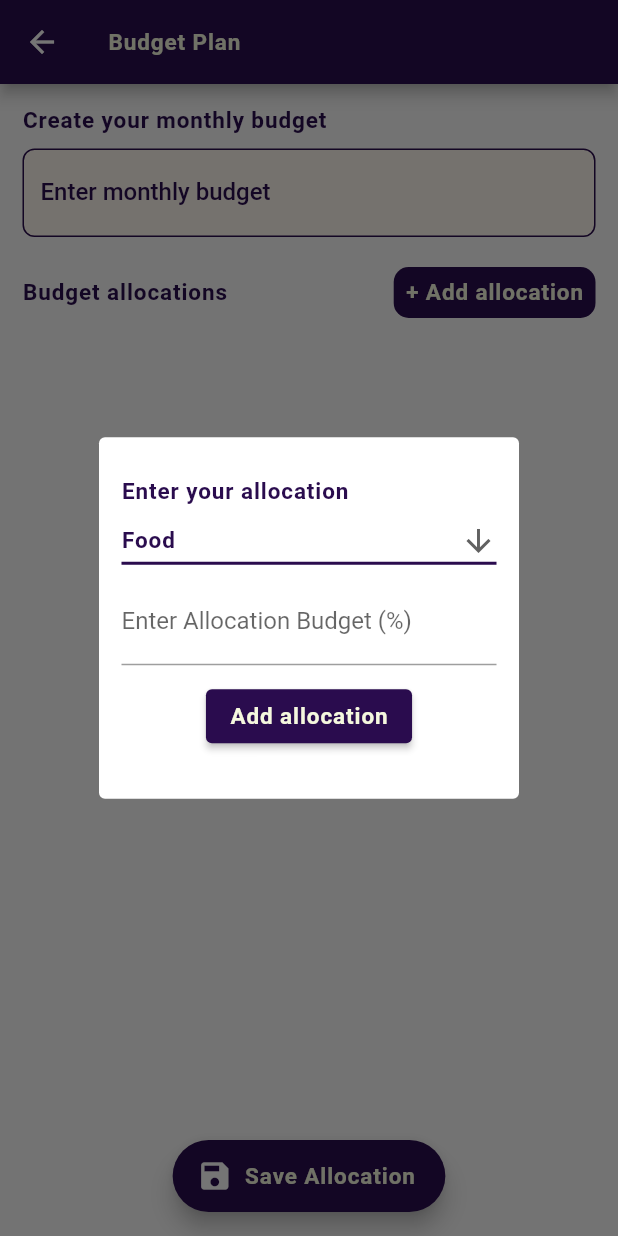
After one commit to surendravj/mManage, a Flutter app: the BudgetPlanningScreen screen opened directly, after a tap on "+ Add allocation", on a phone screen of 412 x 824 dp. The commit adds this screen. Run offline on Flutter 3.47's test engine with Material 2 defaults, Android fonts, the phone set to English and light mode, and no system bars; our stand-ins replace cloud_firestore, contained_tab_bar_view, datetime_picker_formfield, firebase_core, flutter_credit_card, google_fonts and 1 more; accounts and stored records are empty.

Commit message:
added planning module

```diff
--- a/lib/backend/planning_service.dart
+++ b/lib/backend/planning_service.dart
@@ -1,31 +1,94 @@
+// ignore_for_file: depend_on_referenced_packages, avoid_returning_null_for_void
+
 import 'package:cloud_firestore/cloud_firestore.dart';
 import 'package:flutter/cupertino.dart';
 import 'package:flutter/material.dart';
+import "package:intl/intl.dart";
 
 class PlanningService extends ChangeNotifier {
-  static final FirebaseFirestore _firestore = FirebaseFirestore.instance;
+  static final CollectionReference _cards =
+      FirebaseFirestore.instance.collection("cards");
+  static final CollectionReference _budget =
+      FirebaseFirestore.instance.collection("budget");
 
-  List<Map<dynamic, dynamic>> cards = [];
-  Map<dynamic, dynamic> planning = {};
+  List<dynamic> cards = [];
+  dynamic planning = {};
   bool isPlanned = false;
   bool isCardsDataLoaded = false;
+  String budgetCategory = "Food";
+  List<dynamic> allocations = [];
+  int budget = 0;
 
-  Future<bool> getCards() async {
+  Future<void> getBudgetData() async {
+    var date = DateFormat('yyyy-MM').format(DateTime.now());
+    var ref = await _budget.doc(date).get();
+    if (!ref.exists) {
+      isPlanned = false;
+      notifyListeners();
+    } else {
+      planning = ref.data();
+      budget = planning["budget"];
+      isPlanned = true;
+      notifyListeners();
+    }
+  }
+
+  setBudgetAllocation(String budgetOption) {
+    budgetCategory = budgetOption;
+    notifyListeners();
+  }
+
+  addAllocation(double allocation) {
+    allocations.add(
+        {"budgetCategory": budgetCategory, "allocationAmount": allocation});
+    notifyListeners();
+  }
+
+  double percentageToAmount(dynamic percentage) {
+    return (budget / 100) * percentage;
+  }
+
+  Future<String> createBudget(int amount) async {
+    var date = DateFormat('yyyy-MM').format(DateTime.now());
     try {
-      await _firestore.collection("cards").get().then((QuerySnapshot doc) {
+      await _budget.doc(date).set({
+        "budget": amount,
+        "allocations": allocations,
+        "expenses": 0,
+        "createdOn": Timestamp.now()
+      });
+      return "Budget Created succesfully";
+    } catch (e) {
+      return "Opps something went wrong";
+    }
+  }
+
+  Future<void> getCards() async {
+    try {
+      cards = [];
+      await _cards.get().then((QuerySnapshot doc) {
         if (doc.size == 0) {
           isCardsDataLoaded = false;
           return isCardsDataLoaded;
         }
         for (var element in doc.docs) {
-          cards.add(element as Map);
+          cards.add(element);
         }
         isCardsDataLoaded = true;
+        notifyListeners();
       });
-      notifyListeners();
-      return isCardsDataLoaded;
     } catch (e) {
-      return false;
+      return null;
+    }
+  }
+
+  Future<String> addCard(dynamic data) async {
+    try {
+      await _cards.add(data);
+      await getCards();
+      return "Card added succesfully";
+    } catch (e) {
+      return "Opps something went wrong";
     }
   }
 }
--- /dev/null
+++ b/lib/constants/contants.dart
@@ -0,0 +1,10 @@
+class Constants {
+  static List<String> allocationCategories = [
+    "Food",
+    "Shopping",
+    "Groceries",
+    "Bills",
+    "Travel",
+    "Others"
+  ];
+}
--- a/lib/modules/Chitti/chitti_transaction.dart
+++ b/lib/modules/Chitti/chitti_transaction.dart
@@ -219,7 +219,7 @@ class TopSection extends StatelessWidget {
                   Center(
                     child: Text("Chitti Amount",
                         style: Styles.textDecoration(
-                            color: AppTheme.secondaryText,
+                            color:AppTheme.secondaryText,
                             fontWeight: FontWeight.bold)),
                   ),
                   Center(
--- /dev/null
+++ b/lib/modules/Planning/budget_planning_screen.dart
@@ -0,0 +1,213 @@
+// ignore_for_f ile: prefer_const_constructors
+
+// ignore_for_file: use_build_context_synchronously
+
+import 'package:flutter/material.dart';
+import 'package:mmanage/backend/planning_service.dart';
+import 'package:mmanage/constants/colors.dart';
+import 'package:mmanage/constants/contants.dart';
+import 'package:mmanage/constants/styles.dart';
+import 'package:mmanage/constants/util.dart';
+import 'package:mmanage/modules/Planning/planning_card.dart';
+import 'package:provider/provider.dart';
+
+class BudgetPlanningScreen extends StatefulWidget {
+  const BudgetPlanningScreen({Key? key}) : super(key: key);
+
+  @override
+  State<BudgetPlanningScreen> createState() => _BudgetPlanningScreenState();
+}
+
+class _BudgetPlanningScreenState extends State<BudgetPlanningScreen> {
+  TextEditingController budget = TextEditingController();
+  TextEditingController allocationAmount = TextEditingController();
+
+  @override
+  void dispose() {
+    budget.dispose();
+    allocationAmount.dispose();
+    super.dispose();
+  }
+
+  createBudget() async {
+    String response = await Provider.of<PlanningService>(context, listen: false)
+        .createBudget(int.parse(budget.text));
+    Navigator.pop(context);
+    ScaffoldMessenger.of(context).showSnackBar(
+      SnackBar(content: Text(response)),
+    );
+  }
+
+  @override
+  Widget build(BuildContext context) {
+    return Scaffold(
+      appBar: AppBar(
+        title: Text(
+          'Budget Plan',
+          style: Styles.textDecoration(color: AppTheme.primaryText),
+        ),
+        backgroundColor: AppTheme.filler,
+      ),
+      body: SingleChildScrollView(
+        child: Padding(
+          padding: const EdgeInsets.all(15.0),
+          child: Column(
+            crossAxisAlignment: CrossAxisAlignment.start,
+            children: [
+              Text(
+                "Create your monthly budget",
+                style: Styles.textDecoration(color: AppTheme.filler),
+              ),
+              Padding(
+                padding: const EdgeInsets.only(top: 10),
+                child: TextFormField(
+                  controller: budget,
+                  decoration: Styles.inputDecoration("Enter monthly budget"),
+                ),
+              ),
+              Padding(
+                padding: const EdgeInsets.only(top: 20.0),
+                child: Row(
+                  mainAxisAlignment: MainAxisAlignment.spaceBetween,
+                  children: [
+                    Text(
+                      "Budget allocations",
+                      style: Styles.textDecoration(color: AppTheme.filler),
+                    ),
+                    Container(
+                      padding: const EdgeInsets.all(8.0),
+                      decoration: const BoxDecoration(
+                        color: AppTheme.filler,
+                        borderRadius: BorderRadius.all(
+                          Radius.circular(10.0),
+                        ),
+                      ),
+                      child: InkWell(
+                        onTap: () => showDialog(
+                          context: context,
+                          builder: (BuildContext ctx) =>
+                              Consumer<PlanningService>(
+                            builder: (_, data, __) => SimpleDialog(
+                              elevation: 0,
+                              children: [
+                                Padding(
+                                  padding: const EdgeInsets.all(15.0),
+                                  child: Column(
+                                    mainAxisAlignment: MainAxisAlignment.start,
+                                    crossAxisAlignment:
+                                        CrossAxisAlignment.start,
+                                    children: [
+                                      Text(
+                                        "Enter your allocation",
+                                        style: Styles.textDecoration(
+                                            color: AppTheme.filler),
+                                      ),
+                                      DropdownButton<String>(
+                                        isExpanded: true,
+                                        hint: const Text("Select City"),
+                                        value: data.budgetCategory,
+                                        alignment: Alignment.center,
+                                        icon: const Icon(Icons.arrow_downward),
+                                        elevation: 16,
+                                        style: Styles.textDecoration(
+                                            color: AppTheme.filler),
+                                        underline: Container(
+                                          width: double.infinity,
+                                          height: 2,
+                                          color: AppTheme.filler,
+                                        ),
+                                        onChanged: (String? newValue) {
+                                          data.setBudgetAllocation(newValue!);
+                                        },
+                                        items: Constants.allocationCategories
+                                            .map<DropdownMenuItem<String>>(
+                                                (String value) {
+                                          return DropdownMenuItem<String>(
+                                            value: value,
+                                            child: Text(value),
+                                          );
+                                        }).toList(),
+                                      ),
+                                      TextFormField(
+                                        keyboardType: TextInputType.number,
+                                        controller: allocationAmount,
+                                        decoration: const InputDecoration(
+                                          fillColor: AppTheme.filler,
+                                          labelText:
+                                              "Enter Allocation Budget (%)",
+                                        ),
+                                      ),
+                                      Padding(
+                                        padding: const EdgeInsets.only(top: 10),
+                                        child: Center(
+                                          child: ElevatedButton(
+                                            onPressed: () => {
+                                              data.addAllocation(double.parse(
+                                                  allocationAmount.text)),
+                                              Navigator.pop(context)
+                                            },
+                                            style: ElevatedButton.styleFrom(
+                                              padding:
+                                                  const EdgeInsets.symmetric(
+                                                      vertical: 8,
+                                                      horizontal: 16),
+                                              primary: AppTheme.filler,
+                                              onPrimary: Colors.white,
+                                            ),
+                                            child: Text(
+                                              "Add allocation",
+                                              style: Styles.textDecoration(),
+                                            ),
+                                          ),
+                                        ),
+                                      )
+                                    ],
+                                  ),
+                                )
+                              ],
+                            ),
+                          ),
+                        ),
+                        child: Text(
+                          '+ Add allocation',
+                          style: Styles.textDecoration(
+                            color: AppTheme.primaryText,
+                          ),
+                        ),
+                      ),
+                    )
+                  ],
+                ),
+              ),
+              Consumer<PlanningService>(
+                  builder: (_, data, __) => Column(
+                        children: data.allocations
+                            .map(
+                              (e) => PlanningCardUI(
+                                e["budgetCategory"],
+                                2000,
+                                e["allocationAmount"],
+                                Util.getPlanningIcon(
+                                  e["budgetCategory"],
+                                ),
+                              ),
+                            )
+                            .toList(),
+                      ))
+            ],
+          ),
+        ),
+      ),
+      floatingActionButtonLocation: FloatingActionButtonLocation.centerFloat,
+      floatingActionButton: FloatingActionButton.extended(
+        onPressed: createBudget,
+        icon: const Icon(Icons.save),
+        label: Text(
+          "Save Allocation",
+          style: Styles.textDecoration(color: AppTheme.primaryText),
+        ),
+        backgroundColor: AppTheme.filler,
+      ),
+    );
+  }
+}
```
Also changed, not shown: lib/backend/chitti_service.dart (+3 -4 lines), lib/constants/util.dart (+23 -1 lines), lib/modules/Planning/cards_manage.dart (+25 -9 lines), lib/modules/Planning/credit_card_form.dart (added, +133 -0 lines), lib/modules/Planning/credit_cards_ui.dart (+33 -6 lines), lib/modules/Planning/planning_card.dart (+10 -5 lines), lib/modules/Planning/planning_screen.dart (+83 -57 lines).
